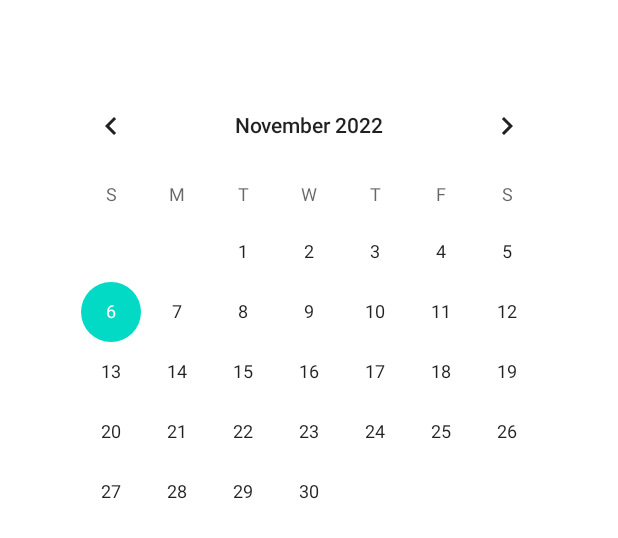
After one commit to sonemelody/Weather-Loook, an Android app: the layout fragment_calendar.xml on its own in the app's theme, with its tools: preview values and no code run, on a phone screen of 412 x 824 dp. The commit adds this screen. Shown: the top 538 px of the screen. Run offline under Robolectric (Android 15) with nearby library versions, the phone set to English and light mode, and no system bars; network calls fail.

Commit message:
drawer navigation + calendar 메뉴

```diff
--- /dev/null
+++ b/app/src/main/res/layout/fragment_calendar.xml
@@ -0,0 +1,29 @@
+<FrameLayout xmlns:android="http://schemas.android.com/apk/res/android"
+    xmlns:tools="http://schemas.android.com/tools"
+    android:layout_width="match_parent"
+    android:layout_height="match_parent"
+    tools:context="com.mpl.weather.CalendarFragment">
+
+    <RelativeLayout
+        android:orientation="vertical"
+        android:layout_width="match_parent"
+        android:layout_height="match_parent">
+
+        <CalendarView
+            android:id="@+id/calendarView"
+            android:layout_width="wrap_content"
+            android:layout_height="wrap_content"
+            android:layout_centerHorizontal="true"
+            android:layout_marginTop="50dp" />
+
+        <TextView
+            android:id="@+id/date"
+            android:layout_width="wrap_content"
+            android:layout_height="wrap_content"
+            android:layout_marginTop="40dp"
+            android:layout_below="@+id/calendarView"
+            android:layout_centerHorizontal="true"
+            android:textSize="25sp"/>
+    </RelativeLayout>
+
+</FrameLayout>
--- a/app/src/main/res/values/colors.xml
+++ b/app/src/main/res/values/colors.xml
@@ -1,11 +1,17 @@
+<?xml version="1.0" encoding="utf-8"?>
 <resources>
-
-    <!-- Base application theme. -->
-    <style name="AppTheme" parent="Theme.AppCompat.Light.DarkActionBar">
-        <!-- Customize your theme here. -->
-        <item name="colorPrimary">@color/colorPrimary</item>
-        <item name="colorPrimaryDark">@color/colorPrimaryDark</item>
-        <item name="colorAccent">@color/colorAccent</item>
-    </style>
-
+    <color name="colorPrimary">#6200EE</color>
+    <color name="colorPrimaryDark">#3700B3</color>
+    <color name="colorAccent">#03DAC5</color>
+    <color name="purple_200">#FFBB86FC</color>
+    <color name="purple_500">#FF6200EE</color>
+    <color name="purple_700">#FF3700B3</color>
+    <color name="teal_200">#FF03DAC5</color>
+    <color name="teal_700">#FF018786</color>
+    <color name="black">#000000</color>
+    <color name="white">#FFFFFF</color>
+    <color name="sunny">#E9AC06</color>
+    <color name="dark">#958F93</color>
+    <color name="rain">#5A8EA3</color>
+    <color name="cloudy">#B1C7C9</color>
 </resources>
--- a/app/src/main/res/values/strings.xml
+++ b/app/src/main/res/values/strings.xml
@@ -6,4 +6,8 @@
     <string name="rain">비</string>
     <!-- TODO: Remove or change this placeholder text -->
     <string name="hello_blank_fragment">Hello blank fragment</string>
+
+    <string name="calendar">날짜별 모아보기</string>
+    <string name="gallery">기온별 모아보기</string>
+    <string name="profile">example</string>
 </resources>
--- a/app/src/main/res/values/styles.xml
+++ b/app/src/main/res/values/styles.xml
@@ -1,17 +1,11 @@
-<?xml version="1.0" encoding="utf-8"?>
 <resources>
-    <color name="colorPrimary">#6200EE</color>
-    <color name="colorPrimaryDark">#3700B3</color>
-    <color name="colorAccent">#03DAC5</color>
-    <color name="purple_200">#FFBB86FC</color>
-    <color name="purple_500">#FF6200EE</color>
-    <color name="purple_700">#FF3700B3</color>
-    <color name="teal_200">#FF03DAC5</color>
-    <color name="teal_700">#FF018786</color>
-    <color name="black">#FF000000</color>
-    <color name="white">#FFFFFFFF</color>
-    <color name="sunny">#E9AC06</color>
-    <color name="dark">#958F93</color>
-    <color name="rain">#5A8EA3</color>
-    <color name="cloudy">#B1C7C9</color>
+
+    <!-- Base application theme. -->
+    <style name="AppTheme" parent="Theme.MaterialComponents.Light.NoActionBar">
+        <!-- Customize your theme here. -->
+        <item name="colorPrimary">@color/colorPrimary</item>
+        <item name="colorPrimaryDark">@color/colorPrimaryDark</item>
+        <item name="colorAccent">@color/colorAccent</item>
+    </style>
+
 </resources>
```
Also changed, not shown: app/build.gradle (+8 -3 lines), app/src/main/java/com/mpl/weather/CalendarFragment.java (added, +29 -0 lines), app/src/main/java/com/mpl/weather/MainActivity.java (+20 -0 lines), app/src/main/java/com/mpl/weather/placeholder.java (added, +29 -0 lines), app/src/main/res/drawable/ic_menu.xml (added, +9 -0 lines), app/src/main/res/layout/activity_main.xml (+44 -1 lines), app/src/main/res/layout/activity_tags.xml (+10 -14 lines), app/src/main/res/layout/fragment_placeholder.xml (added, +12 -0 lines), app/src/main/res/layout/navigation_header.xml (added, +39 -0 lines), app/src/main/res/menu/navigation_menu.xml (added, +10 -0 lines), app/src/main/res/navigation/nav_main.xml (added, +18 -0 lines).
